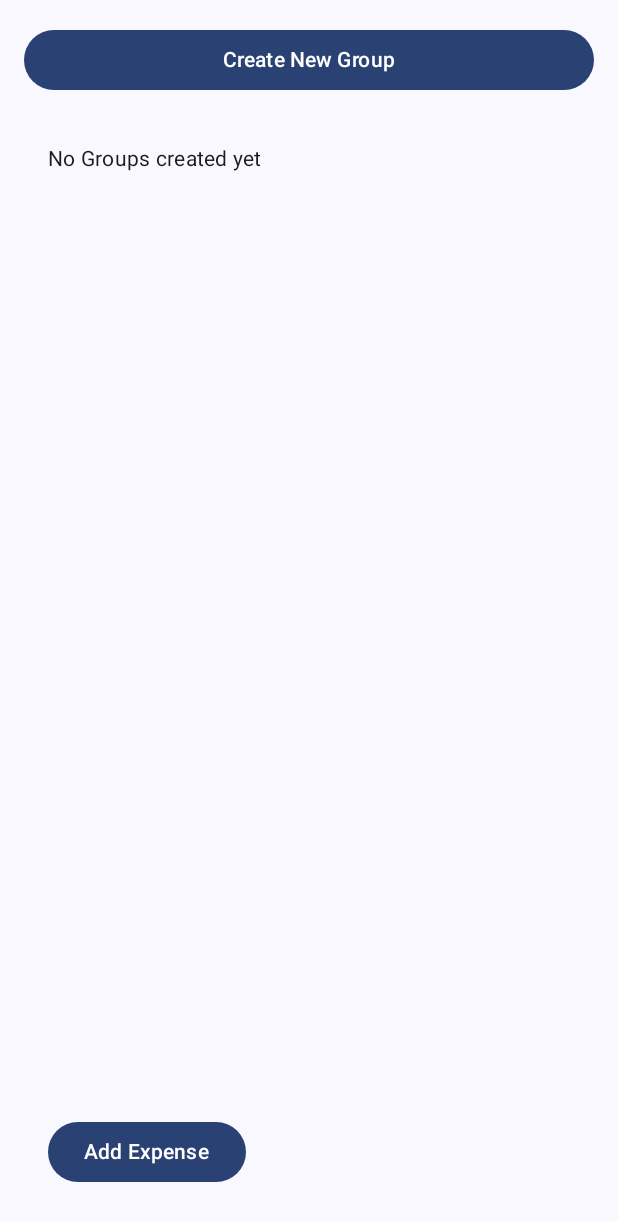
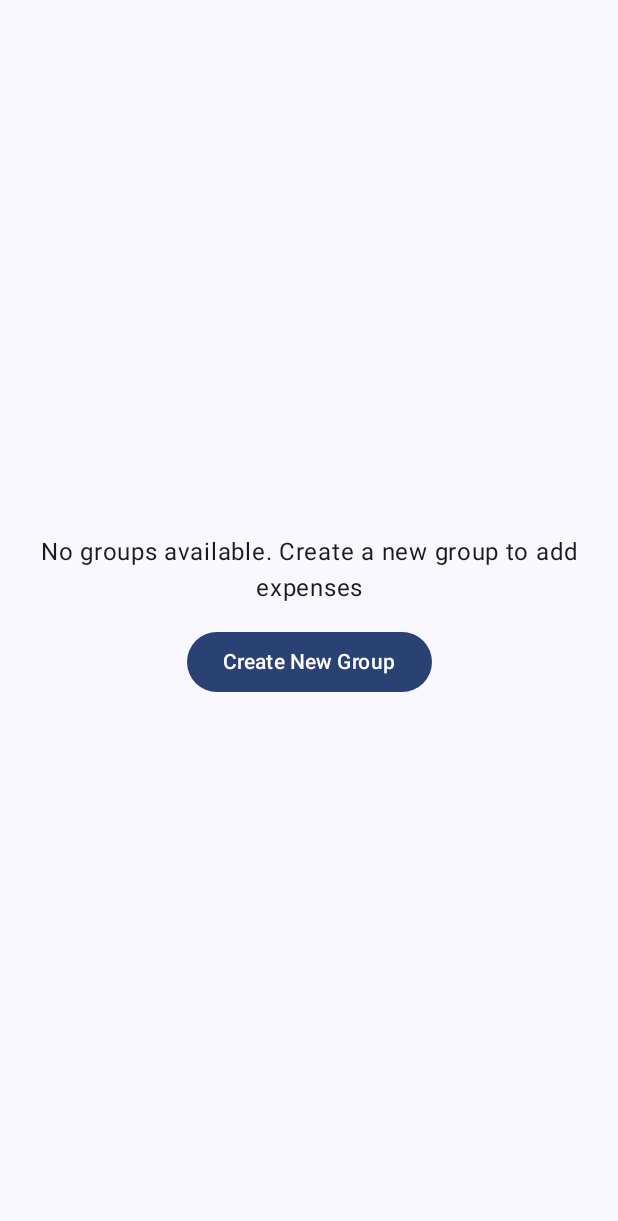
Before and after one commit to ksagar03/SplitMoney, an Android app built with Jetpack Compose: the screen it shows after launch (MainActivity), after a tap on "Add Expense", on a phone screen of 412 x 824 dp. Shown: the top 1221 px of the screen. Run offline under Robolectric (Android 15) with nearby library versions, the phone set to English and light mode, and no system bars.

Commit message:
Updates: Added create group functionality

```diff
--- a/app/src/main/java/com/example/splitmoney/Navigation.kt
+++ b/app/src/main/java/com/example/splitmoney/Navigation.kt
@@ -44,6 +44,24 @@ fun Navigation(viewModel: SplitMoneyViewModel) {
             }
         }
 
+        composable("addGroup") {
+            AddGroupScreen(viewModel = viewModel, onGroupAdded = { navController.popBackStack() })
+        }
+
+        composable("addExpense") {
+            SelectGroupScreen(
+                groups = viewModel.groups,
+                onGroupSelected = { groupName ->
+                    navController.navigate("addExpense/$groupName")
+
+                },
+                onCreateNewGroup = {
+                    navController.navigate("addGroup")
+
+                }
+            )
+        }
+
 
     }
 }
--- /dev/null
+++ b/app/src/main/java/com/example/splitmoney/SelectGroupScreen.kt
@@ -0,0 +1,82 @@
+package com.example.splitmoney
+
+import androidx.compose.foundation.layout.Arrangement
+import androidx.compose.foundation.layout.Box
+import androidx.compose.foundation.layout.Column
+import androidx.compose.foundation.layout.fillMaxSize
+import androidx.compose.foundation.layout.padding
+import androidx.compose.foundation.lazy.LazyColumn
+import androidx.compose.foundation.lazy.itemsIndexed
+import androidx.compose.material3.Button
+import androidx.compose.material3.MaterialTheme
+import androidx.compose.material3.Text
+import androidx.compose.runtime.Composable
+import androidx.compose.ui.Alignment
+import androidx.compose.ui.Modifier
+import androidx.compose.ui.text.style.TextAlign
+import androidx.compose.ui.tooling.preview.Preview
+import androidx.compose.ui.unit.dp
+import androidx.lifecycle.viewmodel.compose.viewModel
+
+
+@Composable
+fun SelectGroupScreen(
+    groups: List<Group>,
+    onGroupSelected: (String) -> Unit,
+    onCreateNewGroup: () -> Unit
+
+) {
+//    val groups = viewModel.groups
+    Box(modifier = Modifier.fillMaxSize()) {
+
+        Column(
+            modifier = Modifier
+                .padding(16.dp)
+                .align(Alignment.Center),
+            verticalArrangement = Arrangement.Center,
+            horizontalAlignment = Alignment.CenterHorizontally
+        ) {
+            if (groups.isEmpty()) {
+                Text(
+                    "No groups available. Create a new group to add expenses",
+                    style = MaterialTheme.typography.bodyLarge,
+                    modifier = Modifier.padding(bottom = 16.dp),
+                    textAlign = TextAlign.Center
+                )
+                Button(
+                    onClick = {},
+                ) {
+                    Text("Create New Group")
+                }
+
+            } else {
+
+                Text(
+                    "Select a group to add expense:",
+                    style = MaterialTheme.typography.headlineMedium,
+                    modifier = Modifier.padding(bottom = 16.dp)
+                )
+                LazyColumn {
+                    itemsIndexed(groups) { _, group ->
+                        GroupItem(
+                            group = group,
+                            onClick = { onGroupSelected(group.name) }
+                        )
+                    }
+                }
+
+            }
+
+
+        }
+
+
+    }
+}
+
+
+//@Preview
+//@Composable
+//fun ToView(){
+//    SelectGroupScreen()
+//}
--- a/app/src/main/java/com/example/splitmoney/SplitMoneyViewModel.kt
+++ b/app/src/main/java/com/example/splitmoney/SplitMoneyViewModel.kt
@@ -25,9 +25,9 @@ class SplitMoneyViewModel : ViewModel() {
     private val _groups = mutableStateListOf<Group>()
     val groups: List<Group> get() = _groups
 
-//    fun addGroup(name: String, members: List<String>, totalExpenses: Double) {
-//        _groups.add(Group(name, members, totalExpenses))
-//    }
+    fun addGroup(name: String, members: List<String>,) {
+        _groups.add(Group(name, members))
+    }
 
     fun addExpenseToGroup(groupName: String, expense: Expense) {
         val group = _groups.find { it.name == groupName }
```
Also changed, not shown: app/src/main/java/com/example/splitmoney/AddExpenseScreen.kt (+73 -27 lines), app/src/main/java/com/example/splitmoney/AddGroup.kt (added, +107 -0 lines), app/src/main/java/com/example/splitmoney/HomeScreen.kt (+0 -13 lines).
